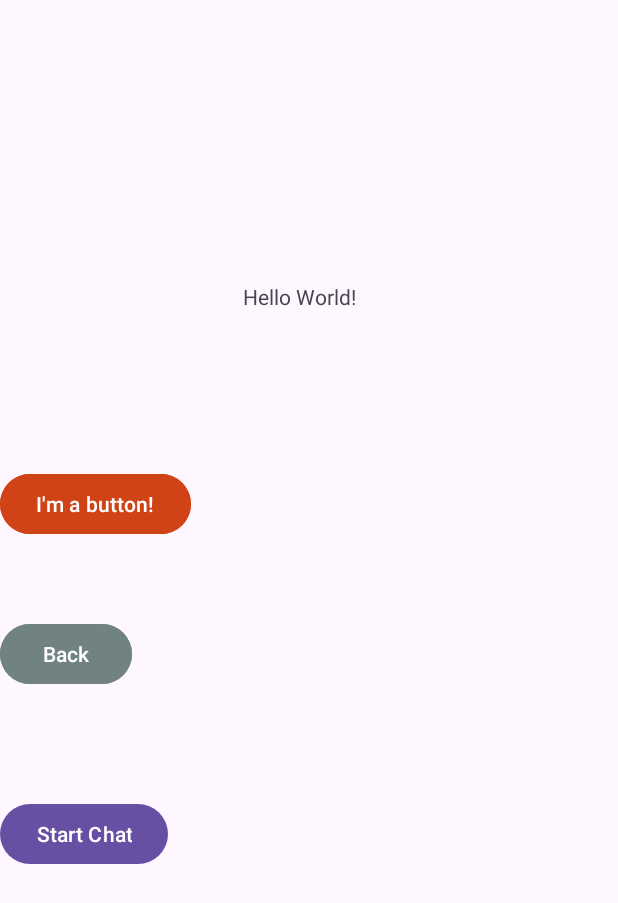
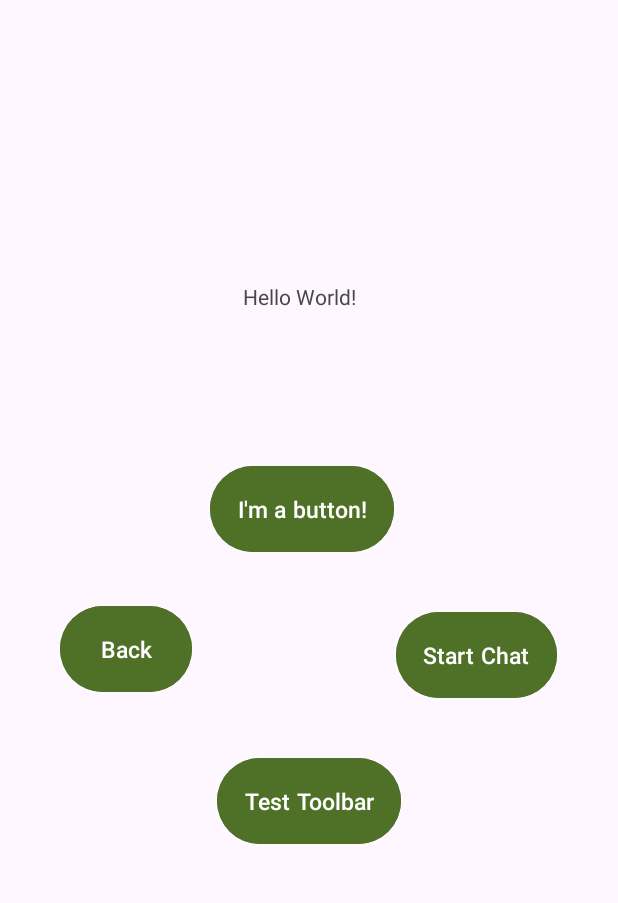
Before and after one commit to arrya13n/CP670, an Android app: the MainActivity screen opened directly, with no data from a screen before it, on a phone screen of 412 x 824 dp. Shown: the top 903 px of the screen. Run offline under Robolectric (Android 15) with nearby library versions, the phone set to English and light mode, and no system bars.

Commit message:
FinishedAssignment2Part4

```diff
--- a/app/build.gradle
+++ b/app/build.gradle
@@ -26,6 +26,9 @@ android {
         sourceCompatibility JavaVersion.VERSION_1_8
         targetCompatibility JavaVersion.VERSION_1_8
     }
+    buildFeatures {
+        viewBinding true
+    }
 }
 
 dependencies {
@@ -33,6 +36,8 @@ dependencies {
     implementation 'androidx.appcompat:appcompat:1.4.1'
     implementation 'com.google.android.material:material:1.5.0'
     implementation 'androidx.constraintlayout:constraintlayout:2.1.3'
+    implementation 'androidx.navigation:navigation-fragment:2.5.3'
+    implementation 'androidx.navigation:navigation-ui:2.5.3'
     testImplementation 'junit:junit:4.13.2'
     androidTestImplementation 'androidx.test.ext:junit:1.1.3'
     androidTestImplementation 'androidx.test.espresso:espresso-core:3.4.0'
--- a/app/src/main/java/com/example/androidassignments/MainActivity.java
+++ b/app/src/main/java/com/example/androidassignments/MainActivity.java
@@ -13,7 +13,7 @@ import android.widget.Toast;
 
 public class MainActivity extends AppCompatActivity {
     private static final String TAG = "MainActivity";
-    private Button back, button,startbtn;
+    private Button back, button,startbtn,toolbarbtn;
 
     @Override
     protected void onCreate(Bundle savedInstanceState) {
@@ -47,6 +47,13 @@ public class MainActivity extends AppCompatActivity {
                 startchat();
             }
         });
+        toolbarbtn = findViewById(R.id.testoolbar);
+        toolbarbtn.setOnClickListener(new View.OnClickListener() {
+            @Override
+            public void onClick(View v) {
+                testtoolbar();
+            }
+        });
     }
 
     @Override
@@ -58,6 +65,10 @@ public class MainActivity extends AppCompatActivity {
                 Toast.makeText(MainActivity.this, data.getStringExtra("Response"), Toast.LENGTH_LONG).show();
             }
         }
+    }
+    public void testtoolbar(){
+        Intent intent = new Intent(this, TestToolbar.class);
+        startActivity(intent);
     }
     public void startchat(){
         Intent intent = new Intent(this, ChatWindowActivity.class);
--- a/app/src/main/res/layout/activity_chat_window.xml
+++ b/app/src/main/res/layout/activity_chat_window.xml
@@ -28,10 +28,9 @@
     <Button
         android:id="@+id/sendbutton"
         android:layout_width="wrap_content"
-        android:layout_height="wrap_content"
         android:layout_alignParentEnd="true"
         android:layout_alignParentBottom="true"
-        android:backgroundTint="#8C6B6B"
+        style="@style/my_style"
         android:text="@string/sendbutton" />
 
     <androidx.appcompat.widget.Toolbar
--- a/app/src/main/res/layout/activity_list_items.xml
+++ b/app/src/main/res/layout/activity_list_items.xml
@@ -53,11 +53,11 @@
     <Button
         android:id="@+id/button12"
         android:layout_width="wrap_content"
-        android:layout_height="wrap_content"
         android:layout_marginTop="124dp"
         android:backgroundTint="#E80B56"
         android:text="@string/back"
         app:layout_constraintTop_toBottomOf="@+id/gridLayout2"
-        tools:layout_editor_absoluteX="16dp" />
+        tools:layout_editor_absoluteX="16dp"
+        style="@style/my_style"/>
 
 </androidx.constraintlayout.widget.ConstraintLayout>
--- a/app/src/main/res/layout/activity_login.xml
+++ b/app/src/main/res/layout/activity_login.xml
@@ -37,8 +37,7 @@
     <Button
         android:id="@+id/button3"
         android:layout_width="wrap_content"
-        android:layout_height="wrap_content"
-        android:backgroundTint="@color/green"
+        style="@style/my_style"
         android:text="@string/login" />
 
 
--- a/app/src/main/res/layout/activity_main.xml
+++ b/app/src/main/res/layout/activity_main.xml
@@ -8,14 +8,14 @@
 
     <Button
         android:id="@+id/button"
+        style="@style/my_style"
         android:layout_width="wrap_content"
-        android:layout_height="wrap_content"
-        android:layout_marginBottom="464dp"
-        android:backgroundTint="#CF4317"
+        android:layout_marginStart="140dp"
+        android:layout_marginBottom="452dp"
         android:text="@string/ButtonText"
         app:layout_constraintBottom_toBottomOf="parent"
-        tools:ignore="MissingConstraints"
-        tools:layout_editor_absoluteX="16dp" />
+        app:layout_constraintStart_toStartOf="parent"
+        tools:ignore="MissingConstraints" />
 
     <TextView
         android:layout_width="wrap_content"
@@ -30,22 +30,38 @@
 
     <Button
         android:id="@+id/button2"
+        style="@style/my_style"
         android:layout_width="wrap_content"
-        android:layout_height="wrap_content"
-        android:layout_marginTop="52dp"
-        android:backgroundTint="#708381"
+        android:layout_marginStart="40dp"
+        android:layout_marginTop="28dp"
         android:text="@string/back"
+        app:layout_constraintStart_toStartOf="parent"
         app:layout_constraintTop_toBottomOf="@+id/button"
-        tools:ignore="MissingConstraints"
-        tools:layout_editor_absoluteX="161dp" />
+        tools:ignore="MissingConstraints" />
 
     <Button
         android:id="@+id/startchat"
+        style="@style/my_style"
         android:layout_width="wrap_content"
-        android:layout_height="wrap_content"
-        android:layout_marginTop="72dp"
+        android:layout_marginStart="136dp"
+        android:layout_marginTop="32dp"
+
         android:text="@string/startchat"
-        app:layout_constraintTop_toBottomOf="@+id/button2"
-        tools:layout_editor_absoluteX="267dp" />
+        app:layout_constraintStart_toEndOf="@+id/button2"
+        app:layout_constraintTop_toBottomOf="@+id/button"
+        tools:ignore="MissingConstraints" />
+
+    <Button
+        android:id="@+id/testoolbar"
+        style="@style/my_style"
+        android:layout_width="wrap_content"
+        android:layout_marginStart="141dp"
+        android:layout_marginTop="32dp"
+        android:layout_marginEnd="142dp"
+        android:text="Test Toolbar"
+        app:layout_constraintEnd_toEndOf="parent"
+        app:layout_constraintStart_toStartOf="parent"
+        app:layout_constraintTop_toBottomOf="@+id/startchat"
+        tools:ignore="MissingConstraints" />
 
 </androidx.constraintlayout.widget.ConstraintLayout>
--- /dev/null
+++ b/app/src/main/res/values-land/dimens.xml
@@ -0,0 +1,3 @@
+<resources>
+    <dimen name="fab_margin">48dp</dimen>
+</resources>
--- /dev/null
+++ b/app/src/main/res/values-v23/themes.xml
@@ -0,0 +1,9 @@
+<resources xmlns:tools="http://schemas.android.com/tools">
+
+    <style name="Theme.AndroidAssignments" parent="Base.Theme.AndroidAssignments">
+        <!-- Transparent system bars for edge-to-edge. -->
+        <item name="android:navigationBarColor">@android:color/transparent</item>
+        <item name="android:statusBarColor">@android:color/transparent</item>
+        <item name="android:windowLightStatusBar">?attr/isLightTheme</item>
+    </style>
+</resources>
--- /dev/null
+++ b/app/src/main/res/values-w1240dp/dimens.xml
@@ -0,0 +1,3 @@
+<resources>
+    <dimen name="fab_margin">200dp</dimen>
+</resources>
--- /dev/null
+++ b/app/src/main/res/values-w600dp/dimens.xml
@@ -0,0 +1,3 @@
+<resources>
+    <dimen name="fab_margin">48dp</dimen>
+</resources>
--- a/app/src/main/res/values/colors.xml
+++ b/app/src/main/res/values/colors.xml
@@ -3,8 +3,9 @@
     <color name="black">#FF000000</color>
     <color name="white">#FFFFFFFF</color>
     <color name="gold">#ffd700</color>
-    <color name="green">#4F7127</color>
+    <color name="olive">#4F7127</color>
     <color name="orange">#CF4317</color>
     <color name="grey">#708381</color>
     <color name="pink">#E80B56</color>
+    <color name="green">#86E851</color>
 </resources>
--- /dev/null
+++ b/app/src/main/res/values/dimens.xml
@@ -0,0 +1,3 @@
+<resources>
+    <dimen name="fab_margin">16dp</dimen>
+</resources>
--- a/app/src/main/res/values/strings.xml
+++ b/app/src/main/res/values/strings.xml
@@ -19,4 +19,7 @@
     <string name="entertext">Enter Text</string>
     <string name="enterpass">Enter Password</string>
     <string name="entermail">Enter Email</string>
+    <string name="testoolbar">Test Toolbar</string>
+    <string name="lettericon">You clicked on letter icon</string>
+    <string name="toolbar_alert">Do you want to go back?</string>
 </resources>
--- /dev/null
+++ b/app/src/main/res/values/style.xml
@@ -0,0 +1,11 @@
+<?xml version="1.0" encoding="utf-8"?>
+<resources>
+
+    <style name="my_style">
+        <item name="android:layout_height">wrap_content</item>
+        <item name="android:padding">18dp</item>
+        <item name="android:textSize">15dp</item>
+        <item name="android:textColor">@color/white</item>
+        <item name="android:backgroundTint">@color/olive</item>
+    </style>
+</resources>
```
Also changed, not shown: app/src/main/AndroidManifest.xml (+6 -2 lines), app/src/main/java/com/example/androidassignments/TestToolbar.java (added, +122 -0 lines), app/src/main/res/layout/activity_test_toolbar.xml (added, +26 -0 lines), app/src/main/res/layout/custom_layout.xml (added, +21 -0 lines), app/src/main/res/menu/toolbar_menu.xml (added, +25 -0 lines), 1 other file.
